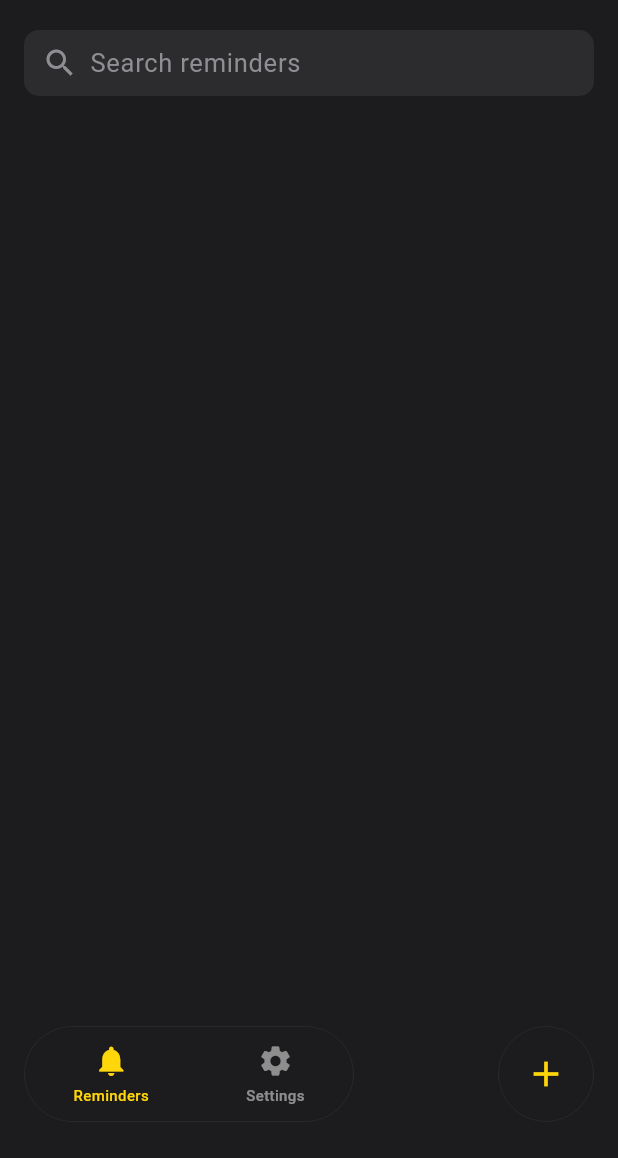
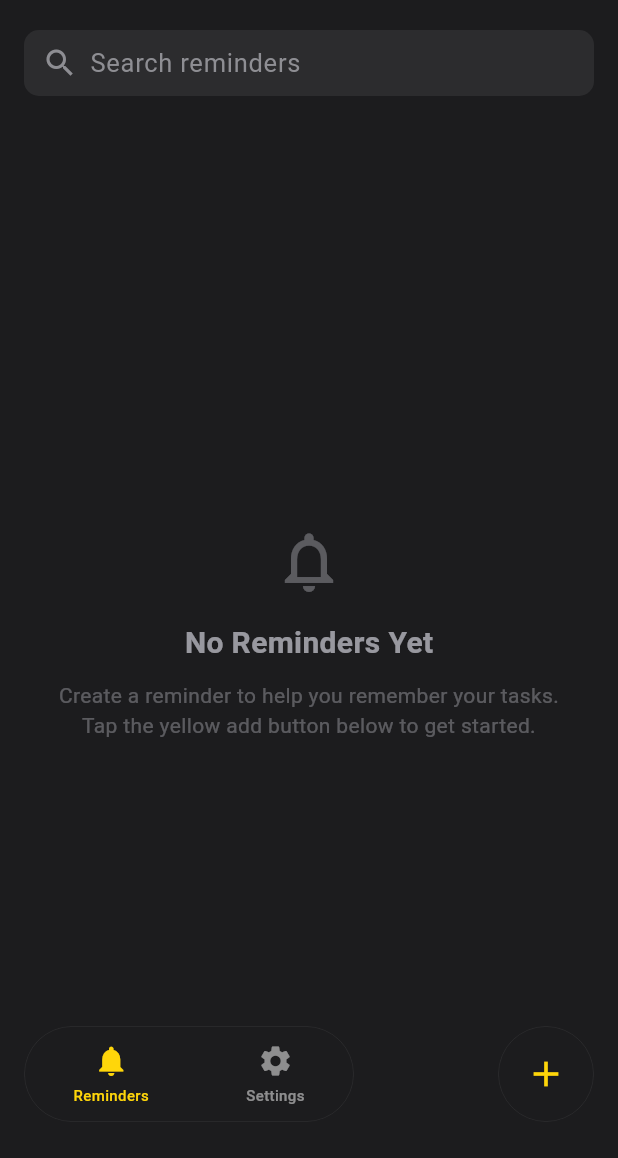
Before and after one commit to vardzz/Prio, a Flutter app: the screen it shows after launch, on a phone screen of 412 x 824 dp, the part 78-1236 px from its top. Run offline on Flutter 3.47's test engine with Material 3 defaults, Android fonts, the phone set to English and light mode, and no system bars; our stand-ins replace flutter_local_notifications, flutter_riverpod, hive_ce, hive_ce_flutter, timezone; accounts and stored records are empty; Roboto replaces fonts that are missing (Satoshi).

Commit message:
feat: implement responsive HomeScreen with mobile and desktop layouts for task management

```diff
--- a/lib/presentation/screens/home_screen.dart
+++ b/lib/presentation/screens/home_screen.dart
@@ -169,7 +169,9 @@ class HomeScreen extends ConsumerWidget {
                   Expanded(
                     flex: 2,
                     child: activeTab == 0
-                        ? SingleChildScrollView(
+                        ? (critical.isEmpty && today.isEmpty && upcoming.isEmpty && completed.isEmpty)
+                            ? _buildEmptyState(context, ref)
+                            : SingleChildScrollView(
                                 physics: const BouncingScrollPhysics(),
                                 child: Column(
                                   crossAxisAlignment: CrossAxisAlignment.start,
@@ -286,7 +288,9 @@ class HomeScreen extends ConsumerWidget {
               // Scrollable content
               Expanded(
                 child: activeTab == 0
-                    ? SingleChildScrollView(
+                    ? (critical.isEmpty && today.isEmpty && upcoming.isEmpty && completed.isEmpty)
+                        ? _buildEmptyState(context, ref)
+                        : SingleChildScrollView(
                             physics: const BouncingScrollPhysics(),
                             padding: const EdgeInsets.only(bottom: 100.0), // Safe area for floating bottom nav/FAB
                             child: Column(
@@ -297,7 +301,6 @@ class HomeScreen extends ConsumerWidget {
                                 _buildTodaySection(ref, today),
                                 const SizedBox(height: 24),
                                 _buildUpcomingSection(ref, upcoming),
-
                                 const SizedBox(height: 24),
                                 _buildCompletedSection(context, ref, completed),
                               ],
@@ -415,6 +418,44 @@ class HomeScreen extends ConsumerWidget {
               ),
             ),
           ),
+        ),
+      ),
+    );
+  }
+
+  Widget _buildEmptyState(BuildContext context, WidgetRef ref) {
+    return const Center(
+      child: Padding(
+        padding: EdgeInsets.symmetric(horizontal: 32.0, vertical: 80.0),
+        child: Column(
+          mainAxisAlignment: MainAxisAlignment.center,
+          crossAxisAlignment: CrossAxisAlignment.center,
+          children: [
+            Icon(
+              Icons.notifications_none_outlined,
+              size: 48,
+              color: Color(0x4DEBEBF5), // text-tertiary (30% opacity)
+            ),
+            SizedBox(height: 16),
+            Text(
+              'No Reminders Yet',
+              style: TextStyle(
+                fontSize: 20,
+                fontWeight: FontWeight.w600,
+                color: Color(0x99EBEBF5), // text-secondary (60% opacity)
+              ),
+            ),
+            SizedBox(height: 10),
+            Text(
+              'Create a reminder to help you remember your tasks.\nTap the yellow add button below to get started.',
+              textAlign: TextAlign.center,
+              style: TextStyle(
+                fontSize: 14,
+                color: Color(0x4DEBEBF5), // text-tertiary (30% opacity)
+                height: 1.4,
+              ),
+            ),
+          ],
         ),
       ),
     );
```
Lines whose indentation alone changed are shown as unchanged.
